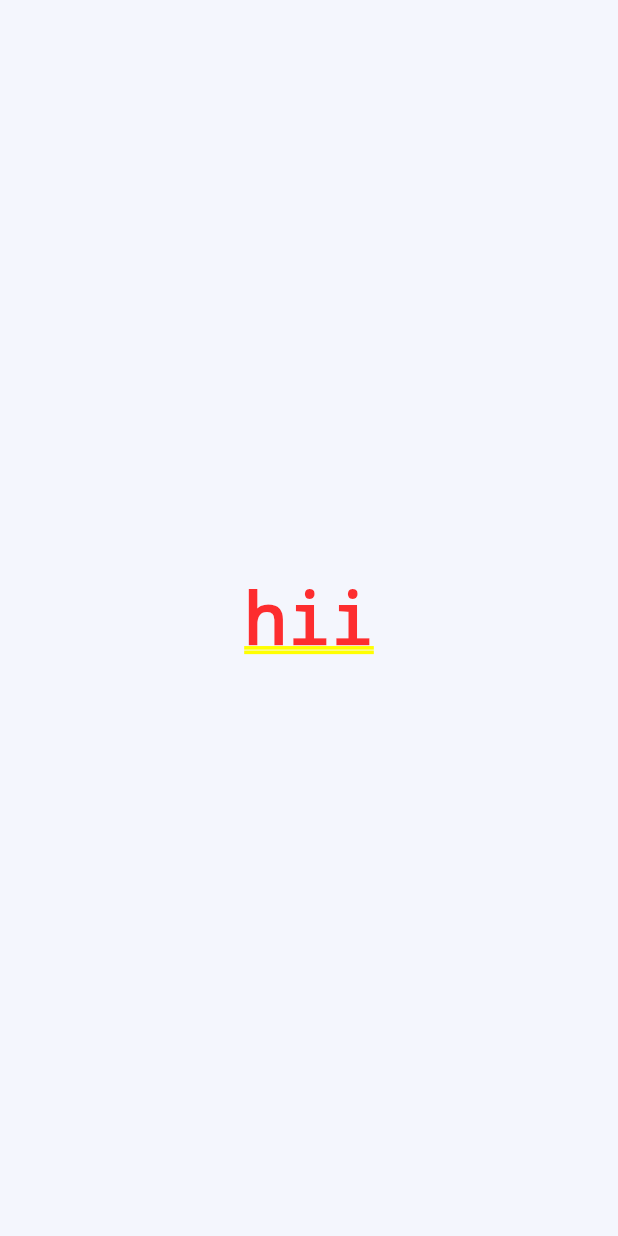
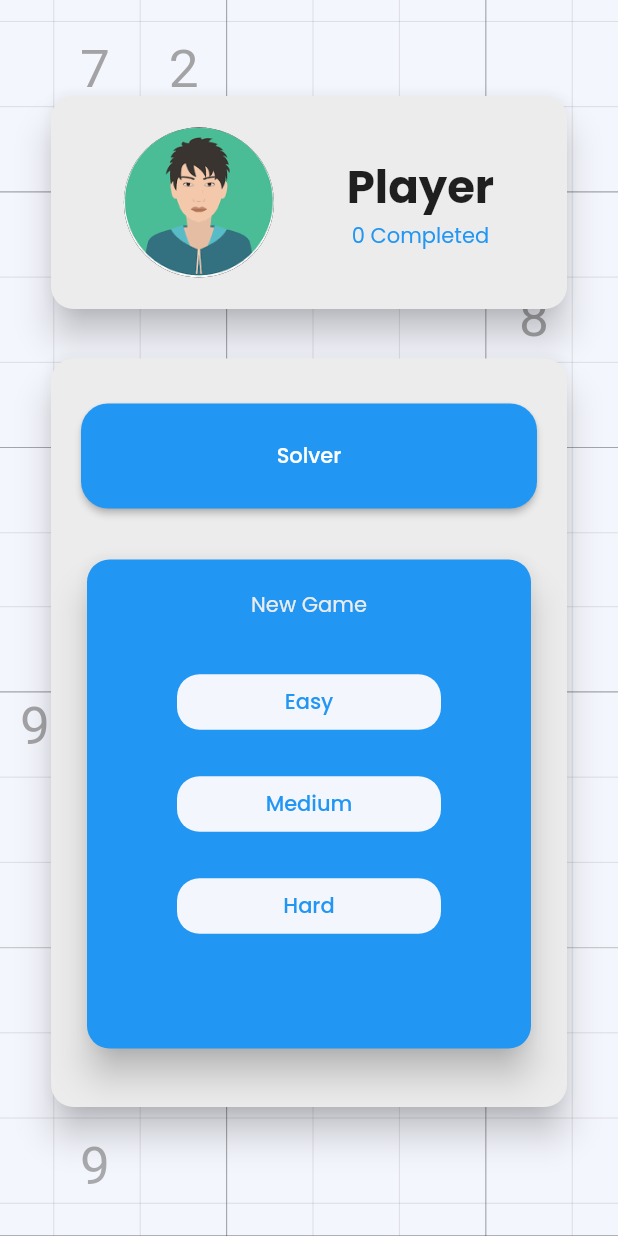
Before and after one commit to jopaul23/sudoku_solver, a Flutter app: the screen it shows after launch, on a phone screen of 412 x 824 dp. Run offline on Flutter 3.47's test engine with Material 2 defaults, Android fonts, the phone set to English and light mode, and no system bars; our stand-ins replace flutter_screenutil, flutter_svg, google_fonts.

Commit message:
bunch of updates

```diff
--- a/lib/main.dart
+++ b/lib/main.dart
@@ -1,6 +1,7 @@
 import 'package:flutter/material.dart';
 import 'package:flutter_screenutil/flutter_screenutil.dart';
 import 'package:google_fonts/google_fonts.dart';
+import 'package:sudoku/screens/home_page/home_page_layout.dart';
 import 'package:sudoku/screens/sudoku_puzzle/puzzle_page_layout.dart';
 
 void main() {
@@ -20,6 +21,6 @@
             theme: ThemeData(
               fontFamily: GoogleFonts.poppins(fontSize: 14.sp).fontFamily,
             ),
-            home: PuzzlePageLayout()));
+            home: HomePageLayout()));
   }
 }
--- /dev/null
+++ b/lib/screens/home_page/bottom_card.dart
@@ -0,0 +1,50 @@
+import 'package:flutter/material.dart';
+import 'package:sudoku/constants/constants.dart';
+import 'package:sudoku/screens/home_page/new_game_button.dart';
+import 'package:sudoku/screens/home_page/solver_button.dart';
+
+class BottomCard extends StatelessWidget {
+  const BottomCard({Key? key}) : super(key: key);
+
+  @override
+  Widget build(BuildContext context) {
+    return Expanded(
+      child: Container(
+        width: double.infinity,
+        padding: EdgeInsets.only(bottom: 75, top: 25),
+        child: Card(
+          shape:
+              RoundedRectangleBorder(borderRadius: BorderRadius.circular(15)),
+          elevation: 10,
+          color: HomePageColors.cardColor,
+          child: Container(
+            padding: EdgeInsets.only(left: 20, right: 20),
+            child: Column(
+              children: [
+                SizedBox(height: 30, width: 20),
+                Solver(),
+                SizedBox(height: 30, width: 20),
+                NewGame(),
+                SizedBox(height: 35, width: 20),
+              ],
+            ),
+          ),
+          // child: Row(
+          //   mainAxisAlignment: MainAxisAlignment.spaceEvenly,
+          //   children: [
+          //     CircleAvatar(
+          //       backgroundImage: AssetImage(
+          //           'assets/images/62358452-avatar-man-smiling-cartoon-male-person-user-vector-illustration.jpg'),
+          //     ),
+          //     Text(user,
+          //         style: TextStyle(
+          //           fontSize: 30,
+          //           fontWeight: FontWeight.bold,
+          //         ))
+          //   ],
+          // ),
+        ),
+      ),
+    );
+  }
+}
--- a/lib/screens/home_page/home_page_layout.dart
+++ b/lib/screens/home_page/home_page_layout.dart
@@ -1,15 +1,40 @@
 import 'package:flutter/material.dart';
+import 'package:flutter_svg/flutter_svg.dart';
 import 'package:sudoku/constants/constants.dart';
+import 'package:sudoku/screens/home_page/bottom_card.dart';
+import 'package:sudoku/screens/home_page/user_card.dart';
 
 class HomePageLayout extends StatelessWidget {
-  const HomePageLayout({Key? key}) : super(key: key);
+  String user = "Player";
+  final Widget svg = new SvgPicture.asset(
+    "assets/svg/homeBg.svg",
+  );
+  HomePageLayout({Key? key}) : super(key: key);
 
   @override
   Widget build(BuildContext context) {
-    return Container(
-      height: MediaQuery.of(context).size.height,
-      width: MediaQuery.of(context).size.height,
-      color: CommonPageColors.bgColor,
+    return Scaffold(
+      body: SafeArea(
+        child: Stack(
+          children: <Widget>[
+            SvgPicture.asset(
+              'assets/svg/homeBg.svg',
+              fit: BoxFit.fill,
+              width: MediaQuery.of(context).size.width,
+              height: MediaQuery.of(context).size.height,
+            ),
+            Container(
+              padding: EdgeInsets.only(top: 60, left: 30, right: 30, bottom: 7),
+              child: Column(
+                children: [
+                  UserCard(user: 'Player'),
+                  BottomCard(),
+                ],
+              ),
+            ),
+          ],
+        ),
+      ),
     );
   }
 }
--- /dev/null
+++ b/lib/screens/home_page/new_game_button.dart
@@ -0,0 +1,94 @@
+import 'package:flutter/material.dart';
+import 'package:sudoku/constants/constants.dart';
+
+class NewGame extends StatelessWidget {
+  const NewGame({Key? key}) : super(key: key);
+
+  @override
+  Widget build(BuildContext context) {
+    return Expanded(
+      child: Container(
+        width: double.infinity,
+        child: Card(
+          shape: RoundedRectangleBorder(
+            borderRadius: BorderRadius.circular(15),
+          ),
+          elevation: 10,
+          color: Colors.blue,
+          child: Container(
+            padding: EdgeInsets.only(left: 60, right: 60),
+            child: Column(
+              children: [
+                SizedBox(
+                  height: 20,
+                ),
+                Text(
+                  "New Game",
+                  style: TextStyle(color: HomePageColors.cardColor),
+                ),
+                SizedBox(
+                  height: 30,
+                ),
+                Container(
+                  width: double.maxFinite,
+                  child: TextButton(
+                    onPressed: () {},
+                    child: Text("Easy"),
+                    style: ButtonStyle(
+                      backgroundColor:
+                          MaterialStateProperty.all(HomePageColors.buttonWhite),
+                      shape: MaterialStateProperty.all<RoundedRectangleBorder>(
+                          RoundedRectangleBorder(
+                              borderRadius: BorderRadius.circular(15))),
+                    ),
+                  ),
+                ),
+                SizedBox(
+                  height: 20,
+                ),
+                Container(
+                  width: double.maxFinite,
+                  child: TextButton(
+                    onPressed: () {},
+                    child: Text("Medium"),
+                    style: ButtonStyle(
+                      backgroundColor:
+                          MaterialStateProperty.all(HomePageColors.buttonWhite),
+                      shape: MaterialStateProperty.all(
+                        RoundedRectangleBorder(
+                          borderRadius: BorderRadius.circular(15),
+                        ),
+                      ),
+                    ),
+                  ),
+                ),
+                SizedBox(
+                  height: 20,
+                ),
+                Container(
+                  width: double.maxFinite,
+                  child: TextButton(
+                    onPressed: () {},
+                    child: Text("Hard"),
+                    style: ButtonStyle(
+                      backgroundColor:
+                          MaterialStateProperty.all(HomePageColors.buttonWhite),
+                      shape: MaterialStateProperty.all(
+                        RoundedRectangleBorder(
+                          borderRadius: BorderRadius.circular(15),
+                        ),
+                      ),
+                    ),
+                  ),
+                ),
+                SizedBox(
+                  height: 20,
+                ),
+              ],
+            ),
+          ),
+        ),
+      ),
+    );
+  }
+}
--- /dev/null
+++ b/lib/screens/home_page/solver_button.dart
@@ -0,0 +1,28 @@
+import 'package:flutter/material.dart';
+
+class Solver extends StatelessWidget {
+  const Solver({Key? key}) : super(key: key);
+
+  @override
+  Widget build(BuildContext context) {
+    return Container(
+      width: double.maxFinite,
+      height: 70,
+      child: ElevatedButton(
+        onPressed: () {
+          //Sudoku solver
+
+        },
+        child: Text("Solver"),
+        style: ButtonStyle(
+            shape: MaterialStateProperty.all<RoundedRectangleBorder>(
+          RoundedRectangleBorder(
+            borderRadius: BorderRadius.circular(18.0),
+
+          )
+        )
+            ),
+      ),
+    );
+  }
+}
--- /dev/null
+++ b/lib/screens/home_page/user_card.dart
@@ -0,0 +1,44 @@
+import 'package:flutter/material.dart';
+import 'package:sudoku/constants/constants.dart';
+
+class UserCard extends StatelessWidget {
+  String user;
+  int complete = 0;
+  UserCard({Key? key, required this.user}) : super(key: key);
+
+  @override
+  Widget build(BuildContext context) {
+    return Container(
+      height: 150,
+      child: Card(
+        shape: RoundedRectangleBorder(borderRadius: BorderRadius.circular(15)),
+        elevation: 10,
+        color: HomePageColors.cardColor,
+        child: Row(
+          mainAxisAlignment: MainAxisAlignment.spaceEvenly,
+          children: [
+            CircleAvatar(
+              radius: 50,
+              backgroundImage: AssetImage("assets/jpeg/new.png"),
+              backgroundColor: Colors.black,
+            ),
+            Column(
+              mainAxisAlignment: MainAxisAlignment.center,
+              children: [
+                Text(user,
+                    style: TextStyle(
+                      fontSize: 30,
+                      fontWeight: FontWeight.bold,
+                    )),
+                Text(
+                  "$complete Completed",
+                  style: TextStyle(color: Colors.blue),
+                ),
+              ],
+            ),
+          ],
+        ),
+      ),
+    );
+  }
+}
--- a/pubspec.yaml
+++ b/pubspec.yaml
@@ -62,6 +62,7 @@ flutter:
 
   # To add assets to your application, add an assets section, like this:
   assets:
+    - assets/jpeg/
     - assets/svg/
   #   - images/a_dot_burr.jpeg
   #   - images/a_dot_ham.jpeg
```
Also changed, not shown: assets/jpeg/download.png (added), assets/jpeg/new.png (added), assets/jpeg/preview.png (added).
